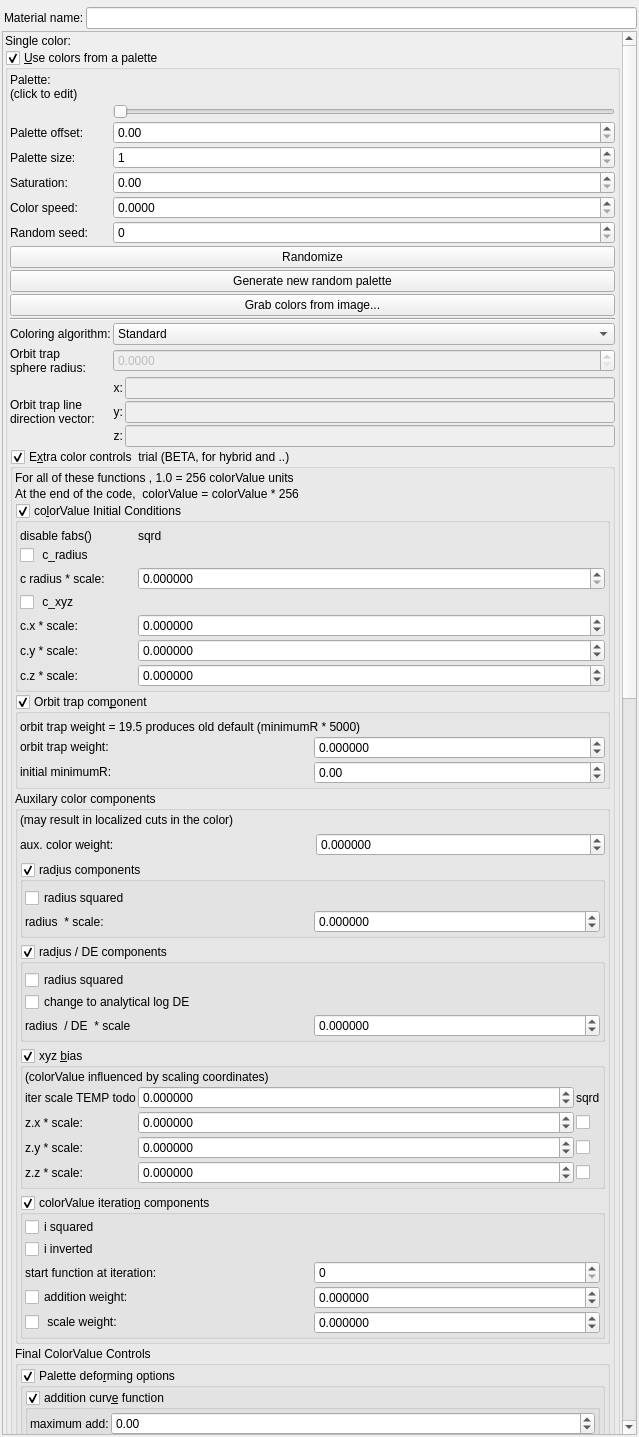
Before: the Qt Designer form mandelbulber2/qt/material_editor.ui in buddhi1980/mandelbulber2, drawn with Qt 5.
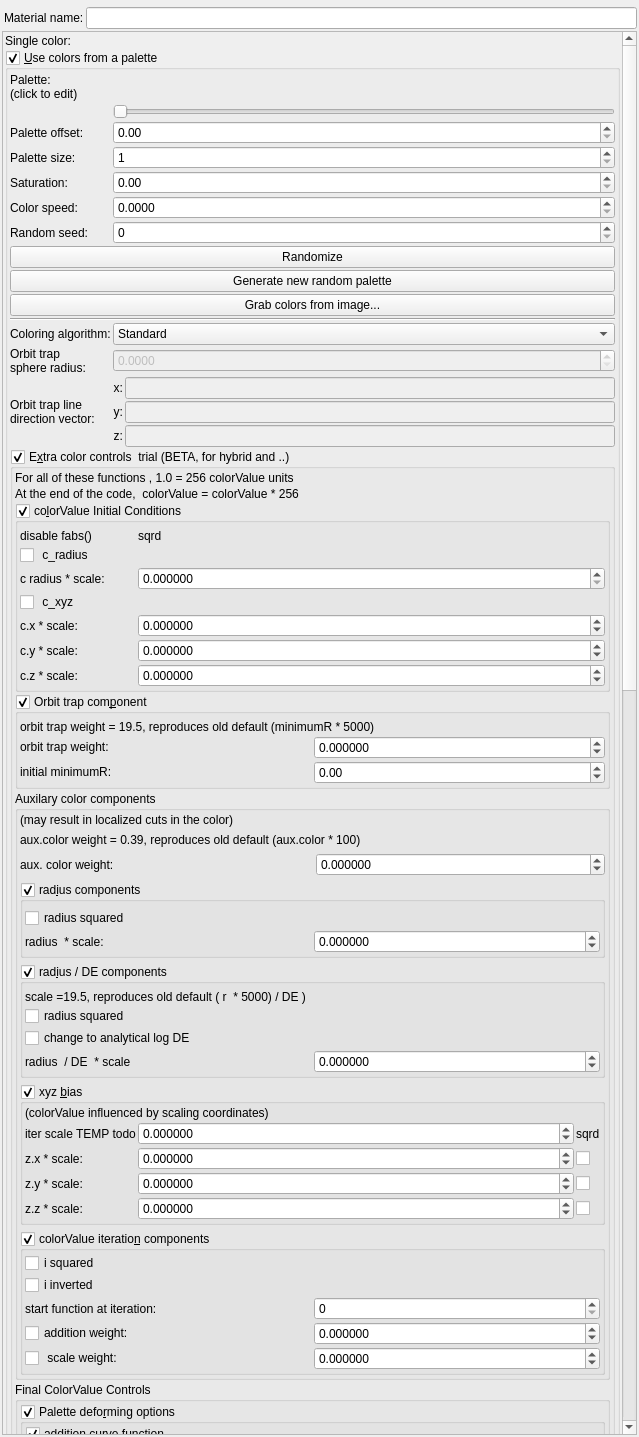
After: the same form once the commit is applied. Icons and pictures are not drawn. Custom widgets are drawn as their Qt base class.

Commit message: some optimizing color code

What changed in the file:
```diff
--- a/mandelbulber2/qt/material_editor.ui
+++ b/mandelbulber2/qt/material_editor.ui
@@ -81,9 +81,9 @@
       <property name="geometry">
        <rect>
         <x>0</x>
-        <y>-915</y>
+        <y>-242</y>
         <width>619</width>
-        <height>3392</height>
+        <height>3434</height>
        </rect>
       </property>
       <layout class="QVBoxLayout" name="verticalLayout_2">
@@ -921,7 +921,7 @@
                    </font>
                   </property>
                   <property name="text">
-                   <string>orbit trap weight = 19.5 produces old default (minimumR * 5000)</string>
+                   <string>orbit trap weight = 19.5, reproduces old default (minimumR * 5000)</string>
                   </property>
                  </widget>
                 </item>
@@ -1054,6 +1054,19 @@
                   </property>
                  </widget>
                 </item>
+                <item>
+                 <widget class="QLabel" name="label_83">
+                  <property name="font">
+                   <font>
+                    <weight>50</weight>
+                    <bold>false</bold>
+                   </font>
+                  </property>
+                  <property name="text">
+                   <string>aux.color weight = 0.39, reproduces old default (aux.color * 100)</string>
+                  </property>
+                 </widget>
+                </item>
                 <item>
                  <layout class="QGridLayout" name="gridLayout_2">
                   <item row="0" column="0">
@@ -1192,7 +1205,7 @@
                   <property name="checkable">
                    <bool>true</bool>
                   </property>
-                  <layout class="QVBoxLayout" name="verticalLayout_36" stretch="0,0,0">
+                  <layout class="QVBoxLayout" name="verticalLayout_36" stretch="0,0,0,0">
                    <property name="spacing">
                     <number>2</number>
                    </property>
@@ -1208,6 +1221,19 @@
                    <property name="bottomMargin">
                     <number>2</number>
                    </property>
+                   <item>
+                    <widget class="QLabel" name="label_84">
+                     <property name="font">
+                      <font>
+                       <weight>50</weight>
+                       <bold>false</bold>
+                      </font>
+                     </property>
+                     <property name="text">
+                      <string>scale =19.5, reproduces old default ( r  * 5000) / DE )</string>
+                     </property>
+                    </widget>
+                   </item>
                    <item>
                     <widget class="QCheckBox" name="checkBox_fractal_coloring_rad_div_de_squared_false">
                      <property name="text">
```
The commit also changes 2 other files.
